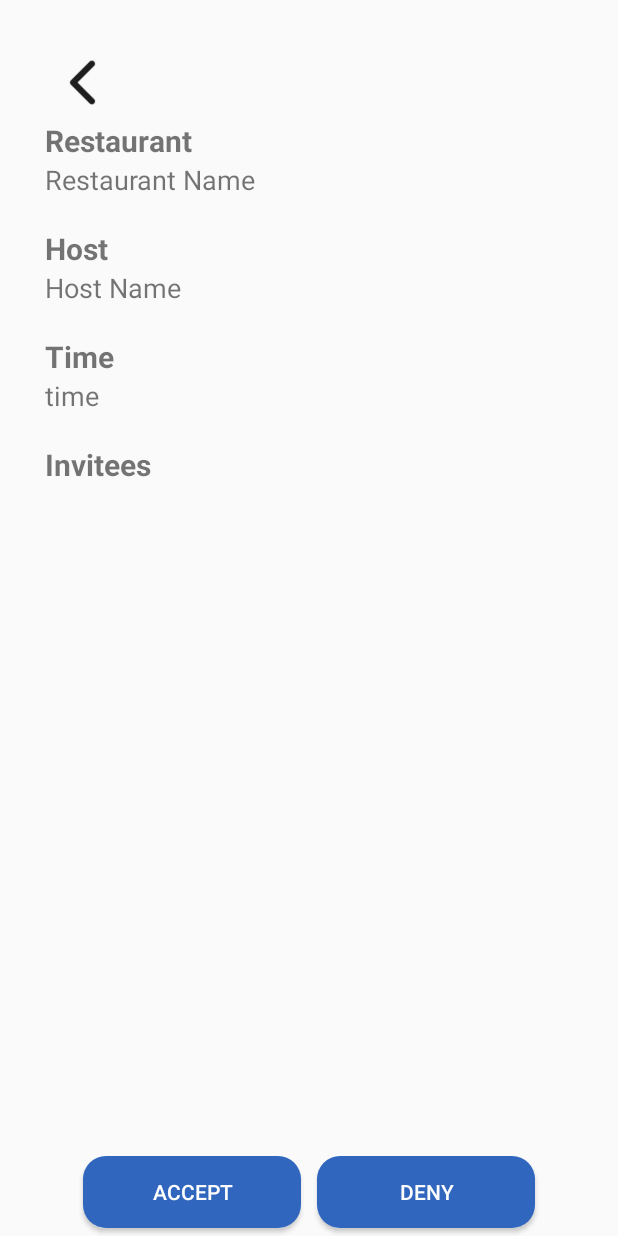
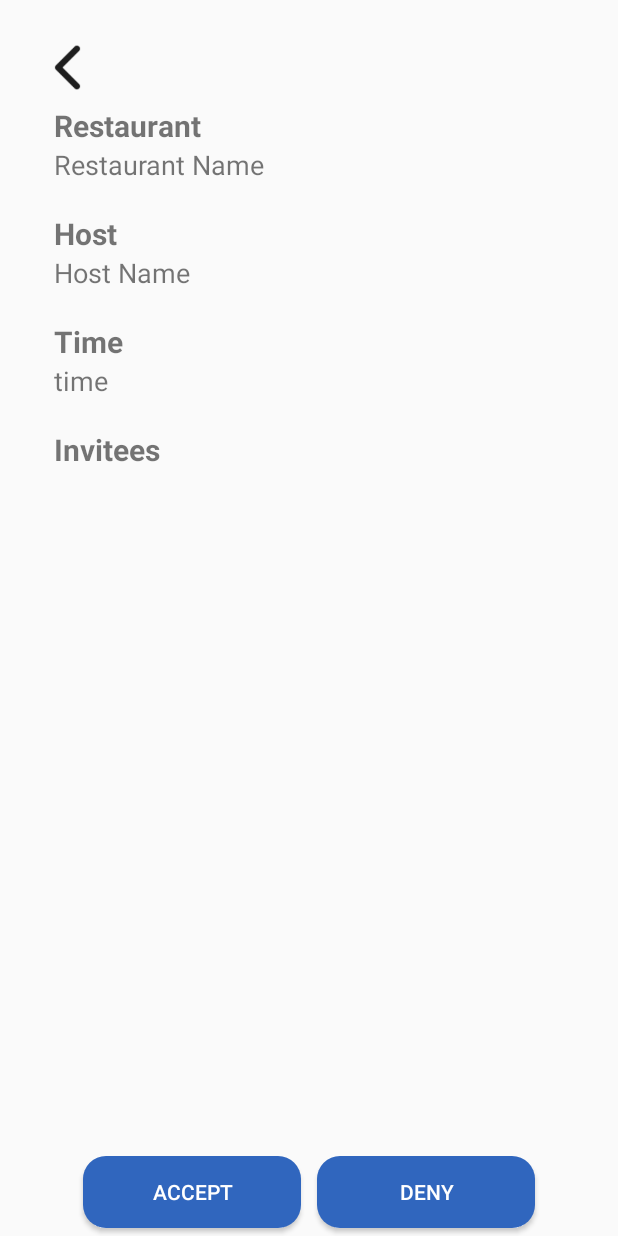
Before and after one commit to pant3ha/ResCovery, an Android app: the ViewEventActivity screen opened directly, with no data from a screen before it, on a phone screen of 412 x 824 dp. Run offline under Robolectric (Android 15) with nearby library versions, the light colour scheme and no system bars; our stand-ins replace Firebase (no records; nobody signed in at launch, a user with empty details on screens opened directly); 3 statements that could not run were skipped.

Commit message:
update padding style for event

```diff
--- a/ResCovery/app/src/main/res/layout/activity_manage_friends.xml
+++ b/ResCovery/app/src/main/res/layout/activity_manage_friends.xml
@@ -40,7 +40,7 @@
                 android:layout_width="0dp"
                 android:layout_height="40dp"
                 android:paddingLeft="10dp"
-                android:layout_marginRight="5dp"
+                android:layout_marginHorizontal="10dp"
                 android:layout_weight="3"
                 android:background="@drawable/rounded_blue_corner"
                 android:hint="Username"
--- a/ResCovery/app/src/main/res/layout/activity_view_event.xml
+++ b/ResCovery/app/src/main/res/layout/activity_view_event.xml
@@ -16,7 +16,8 @@
             android:layout_height="match_parent">
 
             <LinearLayout
-                android:padding="30dp"
+                android:padding="20dp"
+                android:paddingBottom="10dp"
                 android:layout_width="match_parent"
                 android:layout_height="wrap_content"
                 android:orientation="vertical">
@@ -30,6 +31,7 @@
                 <TextView
                     android:layout_width="wrap_content"
                     android:layout_height="wrap_content"
+                    android:paddingStart="16dp"
                     android:text="Restaurant"
                     android:textSize="20sp"
                     android:textStyle="bold" />
@@ -39,6 +41,7 @@
                     android:id="@+id/eventview_restaurant_text"
                     android:layout_width="wrap_content"
                     android:layout_height="wrap_content"
+                    android:paddingStart="16dp"
                     android:paddingBottom="20dp"
                     android:text="Restaurant Name"
                     android:textSize="18sp" />
@@ -46,6 +49,7 @@
                 <TextView
                     android:layout_width="wrap_content"
                     android:layout_height="wrap_content"
+                    android:paddingStart="16dp"
                     android:text="Host"
                     android:textSize="20sp"
                     android:textStyle="bold" />
@@ -54,6 +58,7 @@
                     android:id="@+id/eventview_host_text"
                     android:layout_width="wrap_content"
                     android:layout_height="wrap_content"
+                    android:paddingStart="16dp"
                     android:paddingBottom="20dp"
                     android:text="Host Name"
                     android:textSize="18sp" />
@@ -66,6 +71,7 @@
                     <TextView
                         android:layout_width="wrap_content"
                         android:layout_height="wrap_content"
+                        android:paddingStart="16dp"
                         android:text="Time"
                         android:textSize="20sp"
                         android:textStyle="bold" />
@@ -77,6 +83,7 @@
                     android:id="@+id/eventview_time_text"
                     android:layout_width="wrap_content"
                     android:layout_height="wrap_content"
+                    android:paddingStart="16dp"
                     android:paddingBottom="20dp"
                     android:text="time"
                     android:textSize="18sp" />
@@ -89,6 +96,7 @@
                     <TextView
                         android:layout_width="wrap_content"
                         android:layout_height="wrap_content"
+                        android:paddingStart="16dp"
                         android:text="Invitees"
                         android:textSize="20sp"
                         android:textStyle="bold" />
@@ -98,6 +106,7 @@
 
                 <ListView
                     android:id="@+id/eventview_list"
+                    android:paddingStart="16dp"
                     android:layout_width="match_parent"
                     android:layout_height="300dp"/>
 
--- a/ResCovery/app/src/main/res/layout/fragment_message.xml
+++ b/ResCovery/app/src/main/res/layout/fragment_message.xml
@@ -4,6 +4,7 @@
     xmlns:tools="http://schemas.android.com/tools"
     android:layout_width="match_parent"
     android:layout_height="match_parent"
+    android:paddingHorizontal="16dp"
     tools:context=".ui.message.MessageFragment">
 
     <ScrollView
```
